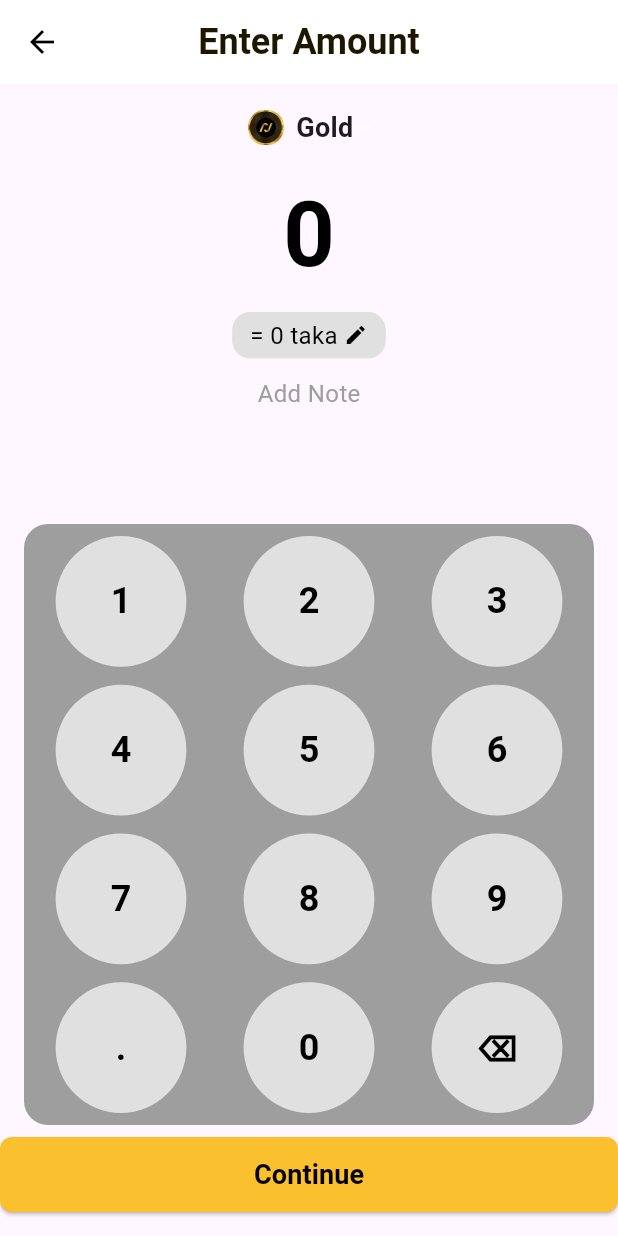
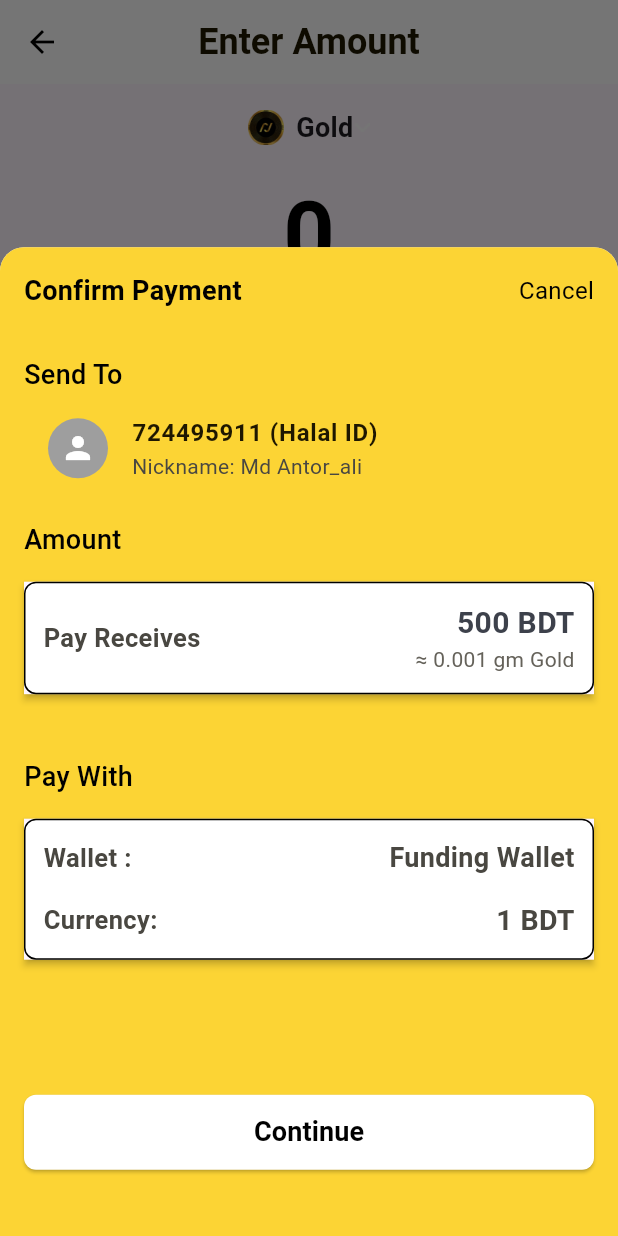
Before and after one commit to sifat5256/halal_it_work, a Flutter app: the EnterAmountScreen screen opened directly, after a tap on "Continue", on a phone screen of 412 x 824 dp. Run offline on Flutter 3.47's test engine with Material 3 defaults, Android fonts, the phone set to English and light mode, and no system bars; our stand-ins replace get.

Commit message:
updated(2/04/2025)

```diff
--- /dev/null
+++ b/lib/add_note/ui/add_note_screen.dart
@@ -0,0 +1,255 @@
+import 'package:flutter/material.dart';
+import 'package:get/get.dart';
+
+/// Function to show Add Note Bottom Sheet
+void showAddNoteBottomSheet(BuildContext context) {
+  showModalBottomSheet(
+    context: context,
+    isScrollControlled: true,
+    shape: RoundedRectangleBorder(
+      borderRadius: BorderRadius.vertical(top: Radius.circular(16)),
+    ),
+    builder: (context) => AddNoteBottomSheet(),
+  );
+}
+
+/// **Add Note Bottom Sheet**
+class AddNoteBottomSheet extends StatelessWidget {
+  final TextEditingController noteController = TextEditingController();
+
+  @override
+  Widget build(BuildContext context) {
+    return Container(
+      height: MediaQuery.of(context).size.height * 0.8,
+      padding: EdgeInsets.all(16),
+      decoration: BoxDecoration(
+        color: Color(0xFFFCD434), // Yellow Background
+        borderRadius: BorderRadius.vertical(top: Radius.circular(16)),
+      ),
+      child: Column(
+        mainAxisSize: MainAxisSize.min,
+        children: [
+          /// Header Section
+          Row(
+            mainAxisAlignment: MainAxisAlignment.spaceBetween,
+            children: [
+              Text("Add Note", style: TextStyle(fontSize: 18, fontWeight: FontWeight.bold, color: Colors.black)),
+              GestureDetector(
+                onTap: () => Get.back(),
+                child: Text("Cancel", style: TextStyle(fontSize: 16, color: Colors.black)),
+              ),
+            ],
+          ),
+          SizedBox(height: 42),
+
+          /// Input Field
+          TextField(
+            controller: noteController,
+            maxLength: 100,
+            maxLines: 4,
+            decoration: InputDecoration(
+              hintText: "Please input your note",
+              filled: true,
+              fillColor: Colors.white,
+              border: OutlineInputBorder(borderRadius: BorderRadius.circular(8)),
+            ),
+          ),
+          SizedBox(height: 12),
+
+          /// Continue Button
+          SizedBox(
+            width: double.infinity,
+            height: 50,
+            child: ElevatedButton(
+              onPressed: () {
+                String note = noteController.text;
+                Get.back(); // Close Add Note Sheet
+                showConfirmPaymentBottomSheet(context, note); // Open Confirm Payment Sheet
+              },
+              style: ElevatedButton.styleFrom(
+                backgroundColor: Colors.white,
+                shape: RoundedRectangleBorder(borderRadius: BorderRadius.circular(8)),
+              ),
+              child: Text("Continue", style: TextStyle(color: Colors.black, fontSize: 18, fontWeight: FontWeight.bold)),
+            ),
+          ),
+        ],
+      ),
+    );
+  }
+}
+
+/// Function to show Confirm Payment Bottom Sheet
+void showConfirmPaymentBottomSheet(BuildContext context, String note) {
+  showModalBottomSheet(
+    context: context,
+    isScrollControlled: true,
+    shape: RoundedRectangleBorder(
+      borderRadius: BorderRadius.vertical(top: Radius.circular(16)),
+    ),
+    builder: (context) => ConfirmPaymentBottomSheet(note: note),
+  );
+}
+
+/// **Confirm Payment Bottom Sheet**
+class ConfirmPaymentBottomSheet extends StatelessWidget {
+  final String note;
+
+  ConfirmPaymentBottomSheet({required this.note});
+
+  @override
+  Widget build(BuildContext context) {
+    return Container(
+      height: MediaQuery.of(context).size.height * 0.8,
+      padding: EdgeInsets.all(16),
+      decoration: BoxDecoration(
+        color: Color(0xFFFCD434), /// Yellow Background
+        borderRadius: BorderRadius.vertical(top: Radius.circular(16)),
+      ),
+      child: Column(
+
+        crossAxisAlignment: CrossAxisAlignment.center,
+        children: [
+          /// Header Section
+
+          Row(
+           // crossAxisAlignment: CrossAxisAlignment.,
+            mainAxisAlignment: MainAxisAlignment.spaceBetween,
+            children: [
+              Text("Confirm Payment", style: TextStyle(fontSize: 18, fontWeight: FontWeight.bold, color: Colors.black)),
+              GestureDetector(
+              onTap: () => Get.back(),
+              child: Text("Cancel", style: TextStyle(fontSize: 16, color: Colors.black)),
+            ),
+
+            ],
+          ),
+          SizedBox(height: 30),
+       Column(
+         crossAxisAlignment: CrossAxisAlignment.start,
+         children: [
+           Text("Send To", style: TextStyle(fontSize: 18,  color: Colors.black,fontWeight: FontWeight.w500)),
+
+
+           /// Recipient Information
+           ListTile(
+             leading: CircleAvatar(
+               backgroundColor: Colors.grey,
+               child: Icon(Icons.person, color: Colors.white),
+             ),
+             title: Text("724495911 (Halal ID)", style: TextStyle(fontWeight: FontWeight.bold,color: Color(0xFF1E1700))),
+             subtitle: Text("Nickname: Md Antor_ali",style: TextStyle(
+               color: Color(0xFF494741)
+             ),),
+           ),
+           SizedBox(height: 12),
+
+           /// Amount Section
+           Text("Amount", style: TextStyle(fontSize: 18,color: Colors.black,fontWeight: FontWeight.w500)),
+           SizedBox(
+             height: 15,
+           ),
+           Material(
+             elevation: 2,
+             child: Container(
+             //  height: MediaQuery.of(context).size.height*0.15,
+               width: double.infinity,
+               padding: EdgeInsets.all(12),
+               decoration: BoxDecoration(
+                 border: Border.all(
+                   color: Colors.black
+                 ),
+                 color: Colors.white,
+                 borderRadius: BorderRadius.circular(8),
+               ),
+               child: Row(
+                 mainAxisAlignment: MainAxisAlignment.spaceBetween,
+                 children: [
+                   Text("Pay Receives", style: TextStyle(fontWeight: FontWeight.w700,fontSize: 17,color: Color(0xFF494741))),
+                   Column(
+                     crossAxisAlignment: CrossAxisAlignment.end,
+                     children: [
+                       Text("500 BDT", style: TextStyle(fontWeight: FontWeight.bold,fontSize: 20,color: Color(0xFF3D414B))),
+                       Text("≈ 0.001 gm Gold", style: TextStyle(fontWeight: FontWeight.normal,color: Color(0xFF65625A))),
+                     ],
+                   )
+                 ],
+               ),
+             ),
+           ),
+
+
+           SizedBox(height: 42),
+
+           /// Payment Method Section
+           Text("Pay With", style: TextStyle(fontSize: 18,color: Colors.black,fontWeight: FontWeight.w500)),
+           SizedBox(
+             height: 15,
+           ),
+           Material(
+             elevation: 2,
+             child: Container(
+               //  height: MediaQuery.of(context).size.height*0.15,
+               width: double.infinity,
+               padding: EdgeInsets.all(12),
+               decoration: BoxDecoration(
+                 border: Border.all(
+                   color: Colors.black
+                 ),
+                 color: Colors.white,
+                 borderRadius: BorderRadius.circular(8),
+               ),
+               child: Column(
+
+                 children: [
+                   Row(
+                     mainAxisAlignment: MainAxisAlignment.spaceBetween,
+
+                     children: [
+                       Text("Wallet : ", style: TextStyle(fontWeight: FontWeight.w700,fontSize: 17,color: Color(0xFF494741))),
+                       Text("Funding Wallet", style: TextStyle(fontWeight: FontWeight.bold,fontSize: 18,color: Color(0xFF494741))),
+                     ],
+                   ),
+                   SizedBox(
+                     height: 15,
+                   ),
+                   Row(
+                     mainAxisAlignment: MainAxisAlignment.spaceBetween,
+                     children: [
+                       Text("Currency:", style: TextStyle(fontWeight: FontWeight.w700,fontSize: 17,color: Color(0xFF494741))),
+                       Text("1 BDT", style: TextStyle(fontWeight: FontWeight.bold,fontSize: 19,color: Color(0xFF494741))),
+                     ],
+                   )
+                 ],
+               ),
+             ),
+           ),
+
+
+           SizedBox(height: 90),
+
+           /// Continue Button
+           SizedBox(
+             width: double.infinity,
+             height: 50,
+             child: ElevatedButton(
+               onPressed: () {
+                 Get.back();
+                 print("Payment Confirmed");
+               },
+               style: ElevatedButton.styleFrom(
+                 backgroundColor: Colors.white,
+                 shape: RoundedRectangleBorder(borderRadius: BorderRadius.circular(8)),
+               ),
+               child: Text("Continue", style: TextStyle(color: Colors.black, fontSize: 18, fontWeight: FontWeight.bold)),
+             ),
+           ),
+         ],
+       )
+        ],
+      ),
+    );
+  }
+
+
+}
--- a/lib/amount/ui/enter_amount_screen.dart
+++ b/lib/amount/ui/enter_amount_screen.dart
@@ -1,6 +1,7 @@
 import 'package:flutter/material.dart';
 import 'package:get/get.dart';
 
+import '../../add_note/ui/add_note_screen.dart';
 import '../controller/amount_controller.dart';
 
 class EnterAmountScreen extends StatelessWidget {
@@ -63,24 +64,31 @@ class EnterAmountScreen extends StatelessWidget {
           )),
 
           SizedBox(height: 12),
-          Text("Add Note", style: TextStyle(color: Colors.grey, fontSize: 16)),
+          TextButton(
+            onPressed: () => showAddNoteBottomSheet(context),
+            child: Text("Add Note", style: TextStyle(color: Colors.grey, fontSize: 16)),
+          ),
+
 
           Spacer(),
           _buildNumberPad(),
 
-          SizedBox(
+          Padding(
+            padding: const EdgeInsets.all(8.0),
+            child: SizedBox(
               width: double.infinity,
               height: 50,
               child: ElevatedButton(
-              onPressed: () {},
+                onPressed: () =>showConfirmPaymentBottomSheet(context,""),
                 style: ElevatedButton.styleFrom(
-                backgroundColor: Colors.yellow[700],
+                  backgroundColor: Color(0xFFFCD434),
                   shape: RoundedRectangleBorder(borderRadius: BorderRadius.circular(8)),
                 ),
                 child: Text("Continue", style: TextStyle(color: Colors.black, fontSize: 18, fontWeight: FontWeight.bold)),
               ),
             ),
-          SizedBox(height: 16),
+          ),
+          SizedBox(height: 30),
         ],
       ),
     );
@@ -99,7 +107,7 @@ class EnterAmountScreen extends StatelessWidget {
       child: Container(
         decoration: BoxDecoration(
           borderRadius: BorderRadius.circular(16),
-          color: Colors.grey
+          color: Color(0xFFFFFFFF),
         ),
         child: Padding(
           padding: const EdgeInsets.all(8.0),
@@ -124,13 +132,13 @@ class EnterAmountScreen extends StatelessWidget {
                 },
                 child: Container(
                   decoration: BoxDecoration(
-                    color: Colors.grey[300],
+                    color: Color(0xFFD9D9D9),
                     shape: BoxShape.circle,
                   ),
                   child: Center(
                     child: Text(
                       buttons[index],
-                      style: TextStyle(fontSize: 24, fontWeight: FontWeight.bold, color: Colors.black),
+                      style: TextStyle(fontSize: 24, fontWeight: FontWeight.bold, color: Color(0xFFFFFFFF)),
                     ),
                   ),
                 ),
--- a/lib/sendMoney/controller/send_money_controller.dart
+++ b/lib/sendMoney/controller/send_money_controller.dart
@@ -12,7 +12,7 @@ class SendMoneyController extends GetxController {
 
   // Controllers for different input fields
   var emailPhoneController = TextEditingController();
-  var payIDController = TextEditingController();
+//  var payIDController = TextEditingController();
   var halalIDController = TextEditingController();
 
   // Track selected method
@@ -20,7 +20,7 @@ class SendMoneyController extends GetxController {
 
   // Getters for selection checks
   bool get isEmailPhoneSelected => selectedMethod.value == "Email / Phone";
-  bool get isPayIDSelected => selectedMethod.value == "Pay ID";
+ // bool get isPayIDSelected => selectedMethod.value == "Pay ID";
   bool get isHalalIDSelected => selectedMethod.value == "Halal ID";
 
   // Method to set selected method
--- a/pubspec.yaml
+++ b/pubspec.yaml
@@ -61,6 +61,7 @@ flutter:
   # To add assets to your application, add an assets section, like this:
   assets:
     - lib/assets/operators_icon/
+    - lib/assets/halal_service_icons/
 
 
   #   - images/a_dot_ham.jpeg
```
Also changed, not shown: lib/halalPay/ui/halal_pay_screen.dart (+47 -19 lines), lib/sendMoney/ui/send_money_screen.dart (+24 -36 lines), lib/assets/halal_service_icons/gift.png (added), lib/assets/halal_service_icons/request_payment.png (added), lib/assets/halal_service_icons/send1.png (added), lib/assets/halal_service_icons/sendCash.png (added). Lines whose indentation alone changed are shown as unchanged.
